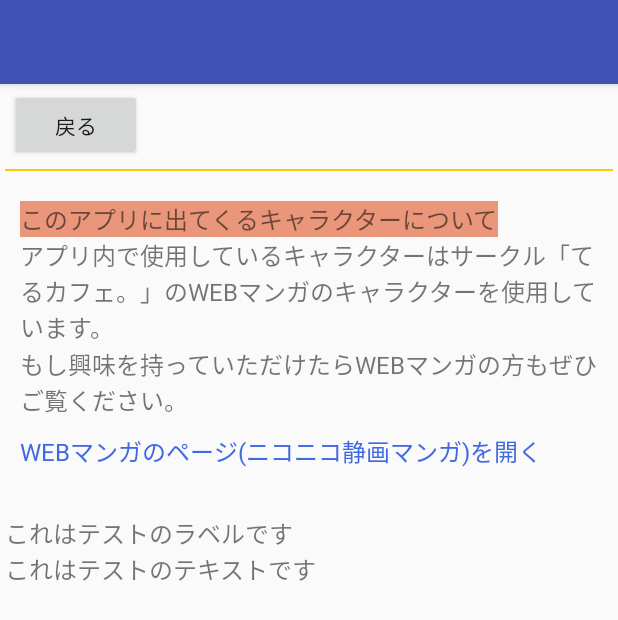
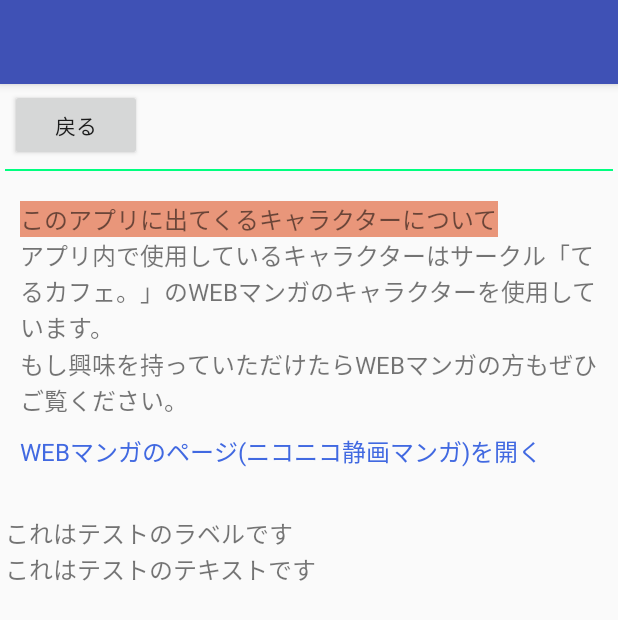
Before and after one commit to ryo-hoshi/TodoSupportLady, an Android app: the InfoFragment screen opened directly, with no data from a screen before it, on a phone screen of 412 x 824 dp. Shown: the top 620 px of the screen. Run offline under Robolectric (Android 15) with nearby library versions, the phone set to English and light mode, and no system bars.

Commit message:
dodify Issues#7 line add

```diff
--- a/app/src/main/res/layout/fragment_config.xml
+++ b/app/src/main/res/layout/fragment_config.xml
@@ -15,7 +15,7 @@
         android:layout_width="match_parent"
         android:layout_marginTop="5dp"
         android:layout_height="1dp"
-        android:background="#FFCC00"/>
+        android:background="#00ff7f"/>
 
     <ListView
         android:layout_marginTop="15dp"
--- a/app/src/main/res/layout/fragment_info.xml
+++ b/app/src/main/res/layout/fragment_info.xml
@@ -15,7 +15,7 @@
         android:layout_width="match_parent"
         android:layout_marginTop="5dp"
         android:layout_height="1dp"
-        android:background="#FFCC00"/>
+        android:background="#00ff7f"/>
 
     <LinearLayout
         android:orientation="vertical"
--- a/app/src/main/res/layout/fragment_todo_list.xml
+++ b/app/src/main/res/layout/fragment_todo_list.xml
@@ -32,7 +32,7 @@
         android:layout_width="match_parent"
         android:layout_marginTop="5dp"
         android:layout_height="1dp"
-        android:background="#FFCC00"/>
+        android:background="#00ff7f"/>
 
     <ListView
         android:layout_width="match_parent"
```
